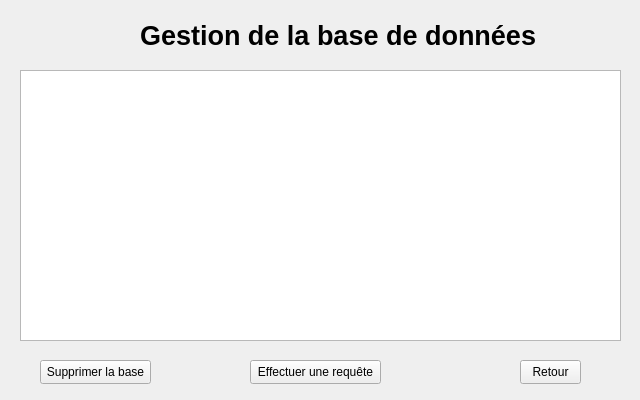
doriangilbert/VisualiseurBDDQt, file VisualiseurBDD/ManageDatabase.ui: the form before one commit.
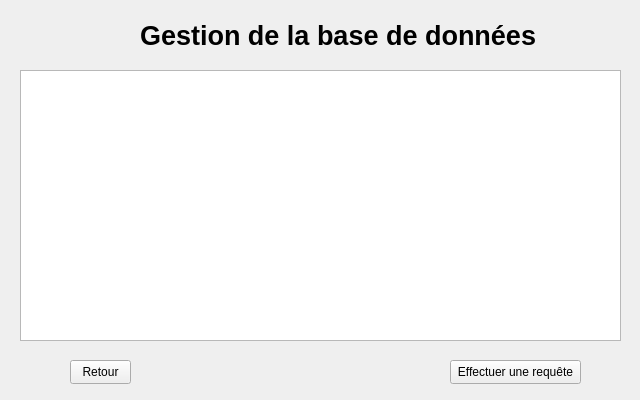
The form after the commit.

Commit message: Correctif crash TableView dans databasesList

The edit to the form file:
```diff
--- a/VisualiseurBDD/ManageDatabase.ui
+++ b/VisualiseurBDD/ManageDatabase.ui
@@ -42,23 +42,10 @@
     </rect>
    </property>
   </widget>
-  <widget class="QPushButton" name="supprimerBasePushButton">
-   <property name="geometry">
-    <rect>
-     <x>40</x>
-     <y>360</y>
-     <width>111</width>
-     <height>24</height>
-    </rect>
-   </property>
-   <property name="text">
-    <string>Supprimer la base</string>
-   </property>
-  </widget>
   <widget class="QPushButton" name="effectuerRequetePushButton">
    <property name="geometry">
     <rect>
-     <x>250</x>
+     <x>450</x>
      <y>360</y>
      <width>131</width>
      <height>24</height>
@@ -71,7 +58,7 @@
   <widget class="QPushButton" name="retourPushButton">
    <property name="geometry">
     <rect>
-     <x>520</x>
+     <x>70</x>
      <y>360</y>
      <width>61</width>
      <height>24</height>
```
The commit also changes 4 other files.
